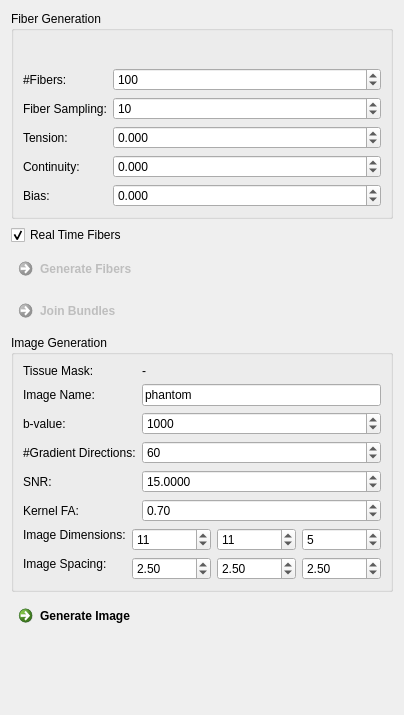
Qt form Plugins/org.mitk.gui.qt.diffusionimaging/src/internal/QmitkFiberBasedSoftwarePhantomViewControls.ui (MITK/MITK) before a commit.
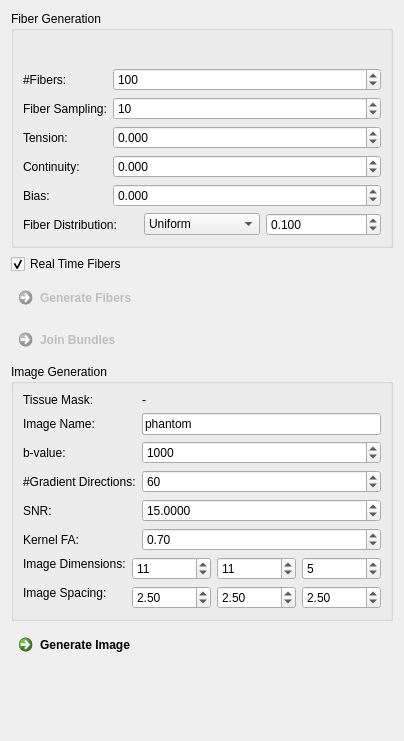
The same form after that commit. Icons and pictures are not drawn.

Commit message: added gaussian distribution

```diff
--- a/Plugins/org.mitk.gui.qt.diffusionimaging/src/internal/QmitkFiberBasedSoftwarePhantomViewControls.ui
+++ b/Plugins/org.mitk.gui.qt.diffusionimaging/src/internal/QmitkFiberBasedSoftwarePhantomViewControls.ui
@@ -7,7 +7,7 @@
     <x>0</x>
     <y>0</y>
     <width>404</width>
-    <height>715</height>
+    <height>741</height>
    </rect>
   </property>
   <property name="windowTitle">
@@ -361,6 +361,73 @@
       <string>Fiber Generation</string>
      </property>
      <layout class="QGridLayout" name="gridLayout_4">
+      <item row="2" column="0">
+       <widget class="QFrame" name="frame_3">
+        <property name="frameShape">
+         <enum>QFrame::NoFrame</enum>
+        </property>
+        <property name="frameShadow">
+         <enum>QFrame::Raised</enum>
+        </property>
+        <layout class="QGridLayout" name="gridLayout_5">
+         <property name="margin">
+          <number>0</number>
+         </property>
+         <item row="0" column="1">
+          <widget class="QComboBox" name="m_DistributionBox">
+           <item>
+            <property name="text">
+             <string>Uniform</string>
+            </property>
+           </item>
+           <item>
+            <property name="text">
+             <string>Gaussian</string>
+            </property>
+           </item>
+          </widget>
+         </item>
+         <item row="0" column="0">
+          <widget class="QLabel" name="m_TensorsToDWIBValueLabel_9">
+           <property name="toolTip">
+            <string comment="how fuzzy the confidence boundary should be. By default, confidence boundary is perfectly sharp (float); default: &quot;0&quot;" extracomment="how fuzzy the confidence boundary should be. By default, confidence boundary is perfectly sharp (float); default: &quot;0&quot;">how fuzzy the confidence boundary should be. By default, confidence boundary is perfectly sharp (float); default: &quot;0&quot;</string>
+           </property>
+           <property name="statusTip">
+            <string comment="how fuzzy the confidence boundary should be. By default, confidence boundary is perfectly sharp (float); default: &quot;0&quot;" extracomment="how fuzzy the confidence boundary should be. By default, confidence boundary is perfectly sharp (float); default: &quot;0&quot;">how fuzzy the confidence boundary should be. By default, confidence boundary is perfectly sharp (float); default: &quot;0&quot;</string>
+           </property>
+           <property name="whatsThis">
+            <string comment="how fuzzy the confidence boundary should be. By default, confidence boundary is perfectly sharp (float); default: &quot;0&quot;" extracomment="how fuzzy the confidence boundary should be. By default, confidence boundary is perfectly sharp (float); default: &quot;0&quot;">how fuzzy the confidence boundary should be. By default, confidence boundary is perfectly sharp (float); default: &quot;0&quot;</string>
+           </property>
+           <property name="text">
+            <string>Fiber Distribution:</string>
+           </property>
+           <property name="wordWrap">
+            <bool>false</bool>
+           </property>
+          </widget>
+         </item>
+         <item row="0" column="2">
+          <widget class="QDoubleSpinBox" name="m_VarianceBox">
+           <property name="decimals">
+            <number>3</number>
+           </property>
+           <property name="minimum">
+            <double>0.001000000000000</double>
+           </property>
+           <property name="maximum">
+            <double>10.000000000000000</double>
+           </property>
+           <property name="singleStep">
+            <double>0.010000000000000</double>
+           </property>
+           <property name="value">
+            <double>0.100000000000000</double>
+           </property>
+          </widget>
+         </item>
+        </layout>
+       </widget>
+      </item>
       <item row="0" column="0">
        <widget class="QFrame" name="frame">
         <property name="frameShape">
```
Left out of the diff: 23 changed lines with no effect on the pictures. The commit also changes 4 other files.
